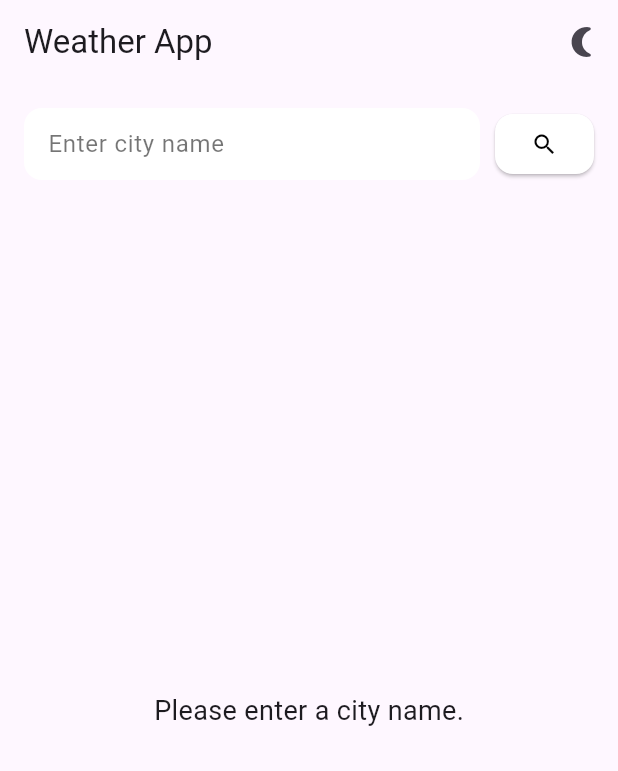
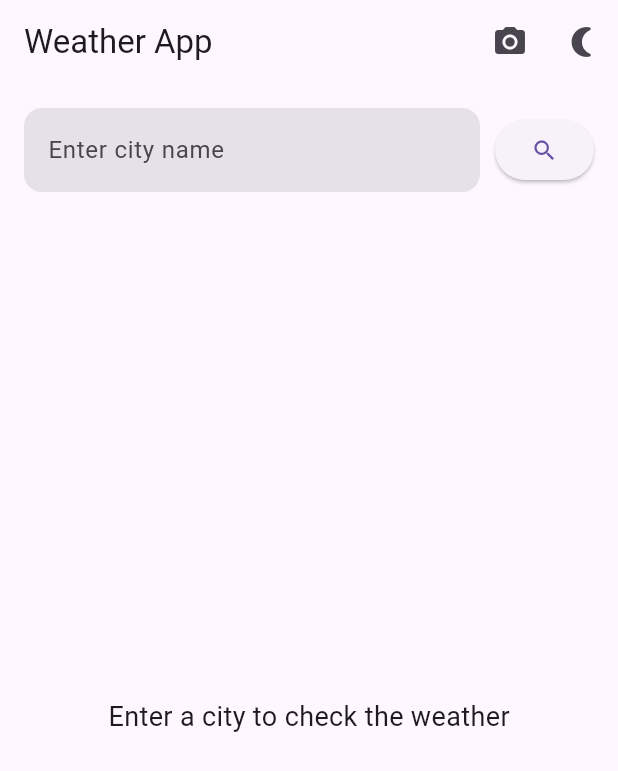
Before and after one commit to Chreeshna/Weather-App, a Flutter app: the screen it shows after launch, after a tap on the "search" icon, on a phone screen of 412 x 824 dp. Shown: the top 771 px of the screen. Run offline on Flutter 3.47's test engine with Material 3 defaults, Android fonts, the phone set to English and light mode, and no system bars; our stand-ins replace bloc, flutter_bloc, image_picker.

Commit message:
Initial commit

```diff
--- a/lib/Widget/weather_api.dart
+++ b/lib/Weather/Widget/weather_api.dart
@@ -2,7 +2,7 @@ import 'dart:convert';
 import 'package:http/http.dart' as http;
 
 class WeatherApi {
-  final String apiKey = 'your api key';
+  final String apiKey = '2d1ff4275ada23bad7d7b7c78e9db5ee';
   final String baseUrl = 'https://api.openweathermap.org/data/2.5/weather';
 
   Future<Map<String, dynamic>> fetchWeather(String city) async {
--- a/lib/cubit/weather_cubit.dart
+++ b/lib/Weather/cubit/weather_cubit.dart
@@ -1,5 +1,5 @@
 import 'package:bloc/bloc.dart';
-import 'package:weather_app/Widget/weather_api.dart';
+import 'package:weather_app/Weather/Widget/weather_api.dart';
 import 'weather_state.dart';
 
 class WeatherCubit extends Cubit<WeatherState> {
--- /dev/null
+++ b/lib/Weather/cubit/weather_screen.dart
@@ -0,0 +1,196 @@
+import 'dart:io';
+import 'package:flutter/material.dart';
+import 'package:flutter_bloc/flutter_bloc.dart';
+import 'package:image_picker/image_picker.dart';
+import 'package:weather_app/Weather/cubit/theme_cubit.dart';
+import 'package:weather_app/Weather/cubit/weather_cubit.dart';
+import 'package:weather_app/Weather/cubit/weather_state.dart';
+
+class WeatherScreen extends StatefulWidget {
+  const WeatherScreen({super.key});
+
+  @override
+  WeatherScreenState createState() => WeatherScreenState();
+}
+
+class WeatherScreenState extends State<WeatherScreen> {
+  File? _capturedImage;
+  final TextEditingController _cityController = TextEditingController();
+  final ImagePicker _picker = ImagePicker();
+
+  IconData _getWeatherIcon(String weather) {
+    switch (weather.toLowerCase()) {
+      case 'rainy':
+        return Icons.cloud;
+      case 'foggy':
+        return Icons.filter_drama;
+      case 'sunny':
+      default:
+        return Icons.wb_sunny;
+    }
+  }
+
+  Future<void> _takeWeatherPhoto() async {
+    final image = await _picker.pickImage(
+      source: ImageSource.camera,
+      maxWidth: 800,
+      imageQuality: 85,
+    );
+    if (image != null) {
+      setState(() {
+        _capturedImage = File(image.path);
+      });
+      ScaffoldMessenger.of(context).showSnackBar(
+        const SnackBar(content: Text('Weather photo captured!')),
+      );
+    }
+  }
+
+  @override
+  Widget build(BuildContext context) {
+    final isDarkMode = Theme.of(context).brightness == Brightness.dark;
+
+    return Scaffold(
+      appBar: AppBar(
+        title: const Text('Weather App'),
+        actions: [
+          IconButton(
+            icon: const Icon(Icons.camera_alt),
+            onPressed: _takeWeatherPhoto,
+          ),
+          // Theme switcher with animation
+          IconButton(
+            icon: AnimatedSwitcher(
+              duration: const Duration(milliseconds: 300),
+              child: Icon(
+                isDarkMode ? Icons.wb_sunny : Icons.nightlight_round,
+                key: ValueKey<bool>(isDarkMode),
+              ),
+            ),
+            onPressed: () => context.read<ThemeCubit>().toggleTheme(),
+          ),
+        ],
+      ),
+      body: BlocBuilder<WeatherCubit, WeatherState>(
+        builder: (context, state) {
+          return SafeArea(
+            child: Padding(
+              padding: const EdgeInsets.all(16.0),
+              child: Column(
+                children: [
+                  // Search bar
+                  Row(
+                    children: [
+                      Expanded(
+                        child: TextField(
+                          controller: _cityController,
+                          decoration: InputDecoration(
+                            hintText: 'Enter city name',
+                            filled: true,
+                            border: OutlineInputBorder(
+                              borderRadius: BorderRadius.circular(12),
+                              borderSide: BorderSide.none,
+                            ),
+                          ),
+                        ),
+                      ),
+                      const SizedBox(width: 10),
+                      ElevatedButton(
+                        onPressed: () {
+                          if (_cityController.text.isNotEmpty) {
+                            context
+                                .read<WeatherCubit>()
+                                .getWeather(_cityController.text);
+                          }
+                        },
+                        child: const Icon(Icons.search),
+                      ),
+                    ],
+                  ),
+
+                  const SizedBox(height: 20),
+
+                  // Weather display with captured image
+                  Expanded(
+                    child: Center(
+                      child: AnimatedSwitcher(
+                        duration: const Duration(milliseconds: 500),
+                        child: _buildWeatherContent(state),
+                      ),
+                    ),
+                  ),
+
+                  // Display captured image if exists
+                  if (_capturedImage != null)
+                    Padding(
+                      padding: const EdgeInsets.only(bottom: 16),
+                      child: ClipRRect(
+                        borderRadius: BorderRadius.circular(12),
+                        child: Image.file(
+                          _capturedImage!,
+                          width: 150,
+                          height: 150,
+                          fit: BoxFit.cover,
+                        ),
+                      ),
+                    ),
+                ],
+              ),
+            ),
+          );
+        },
+      ),
+    );
+  }
+
+  Widget _buildWeatherContent(WeatherState state) {
+    if (state is WeatherLoading) {
+      return const CircularProgressIndicator(key: ValueKey('loading'));
+    } else if (state is WeatherError) {
+      return Text(
+        state.errorMessage,
+        key: const ValueKey('error'),
+        style: const TextStyle(fontSize: 18),
+      );
+    } else if (state is WeatherLoaded) {
+      return Column(
+        key: ValueKey(state.temperature),
+        mainAxisSize: MainAxisSize.min,
+        children: [
+          Icon(
+            _getWeatherIcon(state.weatherDescription),
+            size: 100,
+          ),
+          const SizedBox(height: 10),
+          Text(
+            state.cityName,
+            style: const TextStyle(
+              fontSize: 28,
+              fontWeight: FontWeight.bold,
+            ),
+          ),
+          const SizedBox(height: 10),
+          Text(
+            '${state.temperature.toStringAsFixed(1)}° C',
+            style: const TextStyle(
+              fontSize: 48,
+              fontWeight: FontWeight.w500,
+            ),
+          ),
+          const SizedBox(height: 10),
+          Text(
+            state.weatherDescription[0].toUpperCase() +
+                state.weatherDescription.substring(1),
+            style: const TextStyle(fontSize: 20),
+          ),
+        ],
+      );
+    } else {
+      return const Text(
+        'Enter a city to check the weather',
+        key: ValueKey('empty'),
+        style: TextStyle(fontSize: 18),
+      );
+    }
+  }
+}
--- a/lib/cubit/weather_screen.dart
+++ /dev/null
@@ -1,177 +0,0 @@
-import 'package:flutter/material.dart';
-import 'package:flutter_bloc/flutter_bloc.dart';
-import 'package:weather_app/cubit/theme_cubit.dart';
-import 'package:weather_app/cubit/weather_cubit.dart';
-import 'package:weather_app/cubit/weather_state.dart';
-
-class WeatherScreen extends StatefulWidget {
-  const WeatherScreen({super.key});
-
-  @override
-  WeatherScreenState createState() => WeatherScreenState();
-}
-
-class WeatherScreenState extends State<WeatherScreen> {
-  final TextEditingController _cityController = TextEditingController();
-
-  IconData _getWeatherIcon(String weather) {
-    switch (weather.toLowerCase()) {
-      case 'rainy':
-        return Icons.cloud;
-      case 'foggy':
-        return Icons.filter_drama;
-      case 'sunny':
-      default:
-        return Icons.wb_sunny;
-    }
-  }
-
-  @override
-  Widget build(BuildContext context) {
-    final isDarkMode = Theme.of(context).brightness == Brightness.dark;
-
-    return Scaffold(
-      appBar: AppBar(
-        title: const Text('Weather App'),
-        actions: [
-          IconButton(
-            icon: Icon(isDarkMode ? Icons.wb_sunny : Icons.nightlight_round),
-            onPressed: () => context.read<ThemeCubit>().toggleTheme(),
-          ),
-        ],
-      ),
-      body: BlocBuilder<WeatherCubit, WeatherState>(
-        builder: (context, state) {
-          String weather = 'sunny';
-          double? temperature;
-
-          if (state is WeatherLoaded) {
-            weather = state.weatherDescription;
-            temperature = state.temperature;
-          }
-
-          return SafeArea(
-            child: Padding(
-              padding: const EdgeInsets.all(16.0),
-              child: Column(
-                children: [
-                  Row(
-                    children: [
-                      Expanded(
-                          child: TextField(
-                        controller: _cityController,
-                        style: TextStyle(
-                          color: Theme.of(context).brightness == Brightness.dark
-                              ? Colors.white
-                              : Colors.black,
-                        ),
-                        decoration: InputDecoration(
-                          hintText: 'Enter city name',
-                          hintStyle: TextStyle(
-                            color:
-                                Theme.of(context).brightness == Brightness.dark
-                                    ? Colors.white54
-                                    : Colors.black54,
-                          ),
-                          filled: true,
-                          fillColor:
-                              Theme.of(context).brightness == Brightness.dark
-                                  ? Colors.grey[800]
-                                  : Colors.white,
-                          border: OutlineInputBorder(
-                            borderRadius: BorderRadius.circular(12),
-                            borderSide: BorderSide.none,
-                          ),
-                          contentPadding: const EdgeInsets.symmetric(
-                            vertical: 10,
-                            horizontal: 12,
-                          ),
-                        ),
-                        cursorColor:
-                            Theme.of(context).brightness == Brightness.dark
-                                ? Colors.white
-                                : Colors.black,
-                      )),
-                      const SizedBox(width: 10),
-                      ElevatedButton(
-                        onPressed: () {
-                          context
-                              .read<WeatherCubit>()
-                              .getWeather(_cityController.text);
-                        },
-                        style: ElevatedButton.styleFrom(
-                          backgroundColor: Colors.white,
-                          foregroundColor: Colors.black,
-                          shape: RoundedRectangleBorder(
-                            borderRadius: BorderRadius.circular(12),
-                          ),
-                        ),
-                        child: const Icon(Icons.search),
-                      ),
-                    ],
-                  ),
-                  const SizedBox(height: 20),
-                  Expanded(
-                    child: Center(
-                      child: state is WeatherLoading
-                          ? const CircularProgressIndicator()
-                          : state is WeatherError
-                              ? Center(
-                                  child: Text(
-                                    state.errorMessage,
-                                    style: const TextStyle(fontSize: 18),
-                                  ),
-                                )
-                              : state is WeatherLoaded
-                                  ? Container(
-                                      padding: const EdgeInsets.all(20),
-                                      child: Column(
-                                        mainAxisSize: MainAxisSize.min,
-                                        children: [
-                                          Icon(
-                                            _getWeatherIcon(weather),
-                                            size: 100,
-                                          ),
-                                          const SizedBox(height: 10),
-                                          Text(
-                                            state.cityName,
-                                            style: const TextStyle(
-                                              fontSize: 28,
-                                              fontWeight: FontWeight.bold,
-                                            ),
-                                          ),
-                                          const SizedBox(height: 10),
-                                          Text(
-                                            '${temperature?.toStringAsFixed(1)}° C',
-                                            style: const TextStyle(
-                                              fontSize: 48,
-                                              fontWeight: FontWeight.w500,
-                                            ),
-                                          ),
-                                          const SizedBox(height: 10),
-                                          Text(
-                                              state.weatherDescription[0]
-                                                      .toUpperCase() +
-                                                  state.weatherDescription
-                                                      .substring(1),
-                                              style: const TextStyle(
-                                                fontSize: 20,
-                                              )),
-                                        ],
-                                      ),
-                                    )
-                                  : const Text(
-                                      'Enter a city to check the weather',
-                                      style: TextStyle(fontSize: 18),
-                                    ),
-                    ),
-                  ),
-                ],
-              ),
-            ),
-          );
-        },
-      ),
-    );
-  }
-}
--- a/lib/main.dart
+++ b/lib/main.dart
@@ -1,11 +1,11 @@
 import 'package:flutter/material.dart';
 import 'package:flutter_bloc/flutter_bloc.dart';
-import 'package:weather_app/cubit/theme_cubit.dart';
-import 'package:weather_app/cubit/weather_cubit.dart';
-import 'package:weather_app/cubit/weather_screen.dart';
+import 'package:weather_app/Weather/cubit/theme_cubit.dart';
+import 'package:weather_app/Weather/cubit/weather_cubit.dart';
+import 'package:weather_app/Weather/cubit/weather_screen.dart';
 
 void main() {
-  runApp(const MyApp());
+  runApp(MyApp());
 }
 
 class MyApp extends StatelessWidget {
--- a/pubspec.yaml
+++ b/pubspec.yaml
@@ -40,6 +40,7 @@ dependencies:
   flutter_bloc: ^8.1.6
   weather_icons: ^3.0.0
   equatable: ^2.0.7
+  image_picker: ^1.1.2
 
 dev_dependencies:
   flutter_test:
```
Also changed, not shown: lib/Widget/weather.dart (deleted, +0 -190 lines), lib/pages/home_page.dart (deleted, +0 -28 lines), lib/util/todo_list.dart (deleted, +0 -20 lines), lib/Weather/cubit/theme_cubit.dart (renamed from lib/cubit/theme_cubit.dart), lib/Weather/cubit/weather_state.dart (renamed from lib/cubit/weather_state.dart), pubspec.lock, 6 other files.
